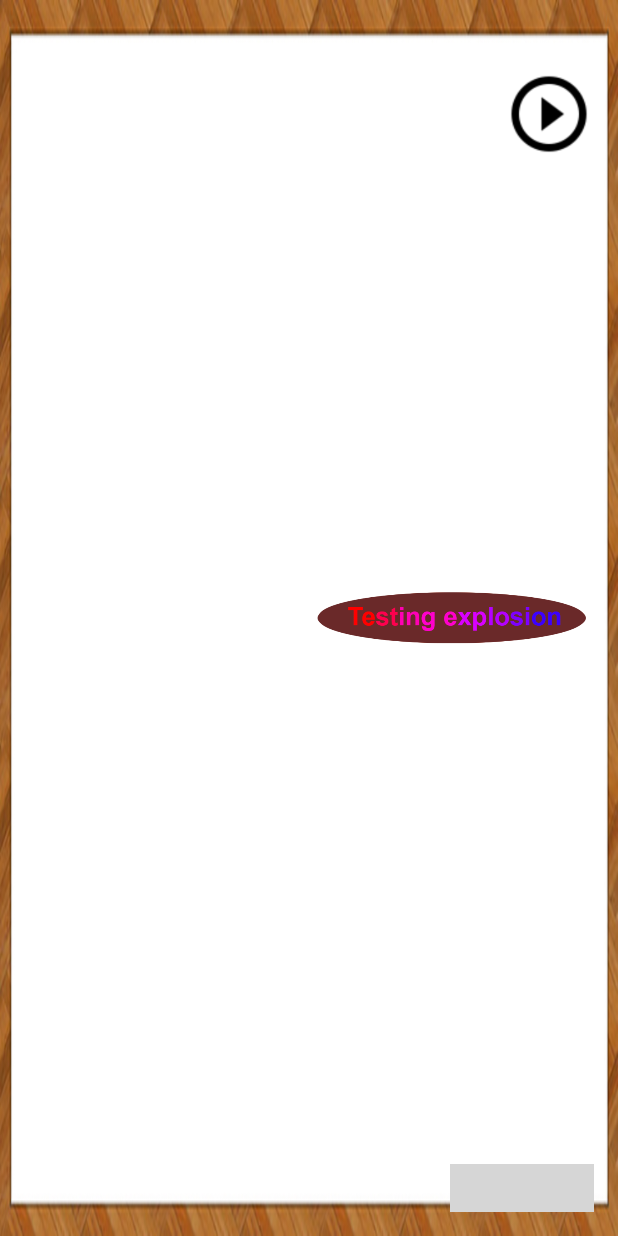
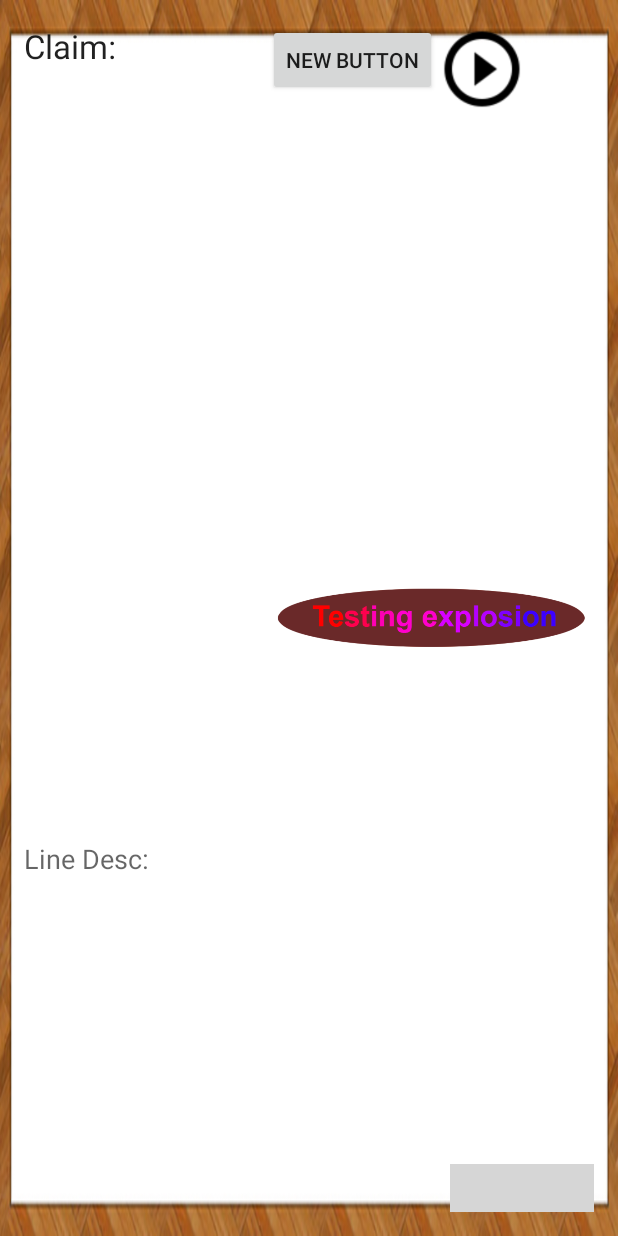
Before and after one commit to faurehu/KCLprojectWalk, an Android app: the screen it shows after launch (MainActivity), on a phone screen of 412 x 824 dp. Run offline under Robolectric (Android 15) with nearby library versions, the phone set to English and light mode, and no system bars; libraries missing offline, so code that uses them is left out: com.getbase.floatingactionbutton, lecho.lib.hellocharts, tyrantgit.explosionfield; plain views replace FloatingActionsMenu; 54 statements that could not run were skipped; grey boxes are pictures that could not be loaded.

Commit message:
Adjusting the layout.

```diff
--- a/app/build.gradle
+++ b/app/build.gradle
@@ -24,6 +24,8 @@ dependencies {
     compile fileTree(include: ['*.jar'], dir: 'libs')
     compile 'com.android.support:appcompat-v7:23.0.1'
 
+    compile 'com.github.fenjuly:ToggleExpandLayout:774e497692'
+    compile 'com.kyleduo.switchbutton:library:1.2.9'
     compile 'com.github.lecho:hellocharts-library:1.5.8@aar'
     compile 'com.getbase:floatingactionbutton:1.10.1'
     compile 'tyrantgit:explosionfield:1.0.1'
--- a/app/src/main/java/com/example/amosmadalinneculau/googlechartapiexample/MainActivity.java
+++ b/app/src/main/java/com/example/amosmadalinneculau/googlechartapiexample/MainActivity.java
@@ -41,6 +41,8 @@ import lecho.lib.hellocharts.view.Chart;
 import lecho.lib.hellocharts.view.LineChartView;
 import tyrantgit.explosionfield.ExplosionField;
 
+
+
 public class MainActivity extends AppCompatActivity {
 
     /*Declaring some variables*/
@@ -83,14 +85,18 @@ public class MainActivity extends AppCompatActivity {
         };
         explosion.setOnClickListener(ourOnclickListener);
 
-
-
-
         initAnim();
         bgSound();
         choosingCountry();
         // Other Stuff
+
+
+
     }
+
+
+    /**/
+
 
     // HelloChart
     public static class PlaceholderFragment extends Fragment {
@@ -533,6 +539,7 @@ public class MainActivity extends AppCompatActivity {
         /*FloatingActionsMenu 1 & its countries */
         FloatingActionButton country1 = new FloatingActionButton(getBaseContext());
         Drawable drawable = ContextCompat.getDrawable(getApplicationContext(), R.drawable.japan_flag);
+        country1.setSize(FloatingActionButton.SIZE_MINI);
         country1.setBackground(drawable);
         FloatingActionButton country2 = new FloatingActionButton(getBaseContext());
         final FloatingActionsMenu menuMultipleActions = (FloatingActionsMenu) findViewById(R.id.multiple_actions);
--- a/app/src/main/res/layout/activity_main.xml
+++ b/app/src/main/res/layout/activity_main.xml
@@ -1,6 +1,6 @@
 <?xml version="1.0" encoding="utf-8"?>
 <LinearLayout xmlns:android="http://schemas.android.com/apk/res/android"
-    xmlns:tools="http://schemas.android.com/tools"
+    xmlns:fab="http://schemas.android.com/apk/res-auto"
     android:layout_width="match_parent"
     android:layout_height="match_parent"
     android:background="@drawable/bg_walk_mdpi"
@@ -8,52 +8,100 @@
     android:paddingLeft="@dimen/activity_horizontal_margin"
     android:paddingRight="@dimen/activity_horizontal_margin"
     android:paddingTop="@dimen/activity_vertical_margin"
-    tools:context="com.edu.www.v1kings.MainActivity"
     android:id="@+id/mainLayout">
 
     <LinearLayout
-        android:orientation="horizontal"
+        android:orientation="vertical"
         android:layout_width="match_parent"
         android:layout_height="match_parent"
         android:layout_weight="1"
         android:layout_gravity="center_vertical"
-        android:id="@+id/linLayoutLeft">
+        android:id="@+id/linLayoutLeft"
+        android:weightSum="1">
+
+        <TextView
+            android:layout_width="wrap_content"
+            android:layout_height="wrap_content"
+            android:textAppearance="?android:attr/textAppearanceLarge"
+            android:text="Claim:"
+            android:id="@+id/textView" />
 
         <FrameLayout
             android:layout_width="match_parent"
-            android:layout_height="match_parent"
-            android:id="@+id/frameLayout"></FrameLayout>
+            android:layout_height="231dp"
+            android:id="@+id/frameLayout"
+            android:layout_weight="0.56"></FrameLayout>
+
+        <TextView
+            android:layout_width="wrap_content"
+            android:layout_height="wrap_content"
+            android:textAppearance="?android:attr/textAppearanceMedium"
+            android:text="Line Desc:"
+            android:id="@+id/textView2" />
+
     </LinearLayout>
 
-    <LinearLayout
+    <RelativeLayout
         android:orientation="horizontal"
-        android:layout_width="match_parent"
+        android:layout_width="217dp"
         android:layout_height="match_parent"
-        android:layout_weight="1"
         android:layout_gravity="center_vertical"
         android:id="@+id/linLayoutRight">
+
+
+        <LinearLayout
+            android:orientation="horizontal"
+            android:layout_width="fill_parent"
+            android:layout_height="wrap_content">
+
+            <LinearLayout
+                android:orientation="vertical"
+                android:layout_width="wrap_content"
+                android:layout_height="wrap_content">
+
+                <Button
+                    android:layout_width="wrap_content"
+                    android:layout_height="wrap_content"
+                    android:text="New Button"
+                    android:id="@+id/button" />
+            </LinearLayout>
+
+            <LinearLayout
+                android:orientation="vertical"
+                android:layout_width="wrap_content"
+                android:layout_height="wrap_content">
+
+                <ToggleButton
+                    android:layout_width="60dp"
+                    android:layout_height="60dp"
+                    android:id="@+id/toggleMusik"
+                    android:background="@drawable/music_playing"
+                    android:textOff=""
+                    android:textOn=""
+                    android:layout_alignParentTop="true"
+                    android:layout_alignEnd="@+id/multiple_actions3" />
+            </LinearLayout>
+
+        </LinearLayout>
 
         <RelativeLayout
             android:layout_width="match_parent"
             android:layout_height="match_parent"
             android:id="@+id/relLayout">
 
-            <ToggleButton
-                android:layout_width="60dp"
-                android:layout_height="60dp"
-                android:id="@+id/toggleMusik"
-                android:background="@drawable/music_playing"
-                android:textOff=""
-                android:textOn=""
-                android:layout_alignParentTop="true"
-                android:layout_alignRight="@+id/multiple_actions3"
-                android:layout_alignEnd="@+id/multiple_actions3"
-                android:layout_marginTop="30dp" />
+            <ImageView
+                android:layout_width="wrap_content"
+                android:layout_height="wrap_content"
+                android:id="@+id/imageViewExplTest"
+                android:src="@drawable/exploding_test"
+                android:layout_centerVertical="true"
+                android:layout_centerHorizontal="true" />
 
             <com.getbase.floatingactionbutton.FloatingActionsMenu
                 android:id="@+id/multiple_actions"
                 android:layout_width="wrap_content"
                 android:layout_height="wrap_content"
+                fab:fab_addButtonSize="mini"
                 android:layout_alignParentBottom="true"
                 android:layout_toLeftOf="@+id/multiple_actions2"
                 android:layout_toStartOf="@+id/multiple_actions2">
@@ -65,7 +113,9 @@
                 android:layout_height="wrap_content"
                 android:layout_alignParentBottom="true"
                 android:layout_toLeftOf="@+id/multiple_actions3"
-                android:layout_toStartOf="@+id/multiple_actions3">
+                android:layout_toStartOf="@+id/multiple_actions3"
+                fab:fab_addButtonSize="mini"
+                >
             </com.getbase.floatingactionbutton.FloatingActionsMenu>
 
             <com.getbase.floatingactionbutton.FloatingActionsMenu
@@ -77,15 +127,10 @@
                 android:layout_alignParentEnd="true">
             </com.getbase.floatingactionbutton.FloatingActionsMenu>
 
-            <ImageView
-                android:layout_width="wrap_content"
-                android:layout_height="wrap_content"
-                android:id="@+id/imageViewExplTest"
-                android:src="@drawable/exploding_test"
-                android:layout_centerVertical="true"
-                android:layout_centerHorizontal="true" />
 
         </RelativeLayout>
 
-    </LinearLayout>
+
+    </RelativeLayout>
+
 </LinearLayout>
--- a/app/src/main/res/values/styles.xml
+++ b/app/src/main/res/values/styles.xml
@@ -5,4 +5,5 @@
     <style name="AppTheme" parent="Theme.AppCompat.Light.NoActionBar">
         <item name="colorPrimaryDark">@color/primary_dark</item>
     </style>
+
 </resources>
```
